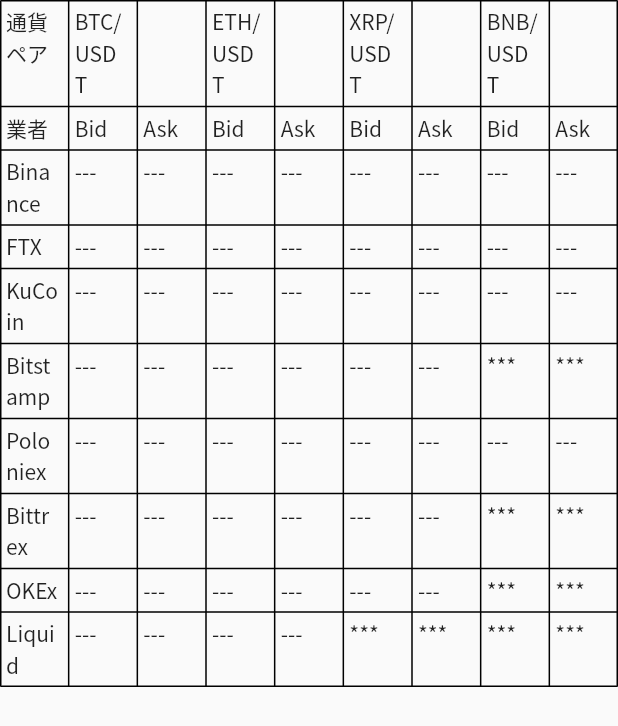
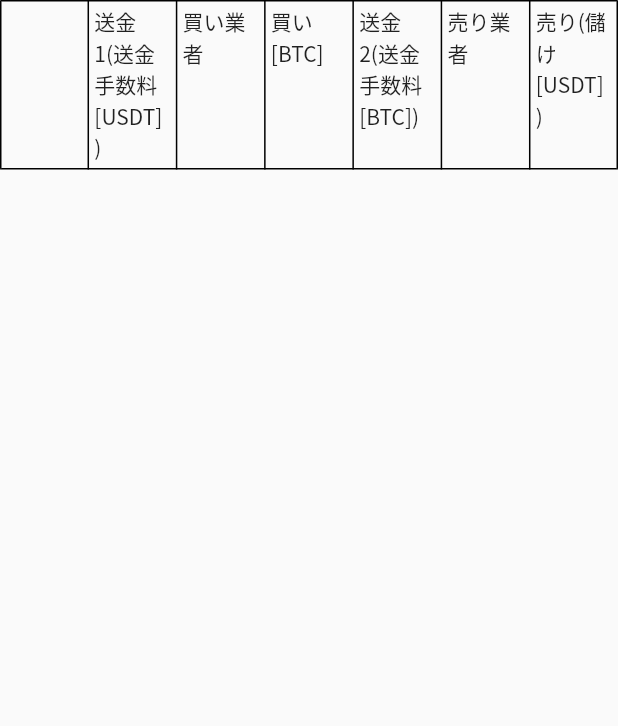
Before and after one commit to aaaa1597/flutter-arbph2v2, a Flutter app: the _ExpectedProfitTable widget shown alone on an empty page, opened directly, on a phone screen of 412 x 824 dp. Shown: the top 726 px of the screen. Run offline on Flutter 3.47's test engine with Material 2 defaults, Android fonts, the phone set to English and light mode, and no system bars; our stand-ins replace flutter_hooks, flutter_riverpod, hooks_riverpod, riverpod; network calls fail.

Commit message:
見込み利益(BTC/USDT)作成中。

```diff
--- a/lib/main.dart
+++ b/lib/main.dart
@@ -1,5 +1,6 @@
 import 'dart:async';
 import 'package:flutter/material.dart';
+import 'package:flutter/services.dart';
 import 'package:flutter_hooks/flutter_hooks.dart';
 import 'package:flutter_riverpod/flutter_riverpod.dart';
 import 'package:hooks_riverpod/hooks_riverpod.dart';
@@ -75,7 +76,7 @@
                 Center(
                   child: Column(
                     mainAxisAlignment: MainAxisAlignment.center,
-                    children: <Widget>[
+                    children: [
                       Padding(
                         padding: EdgeInsets.all(10),
                         child: _AskBidTable(),
@@ -84,6 +85,9 @@
                   ),
                 ),
                 SelectableText('※"***":市場なし',),
+                /* 投資金額(50000円) */
+                SelectableText("\n投資金額(円) : 50000円(固定)"),
+                SelectableText("USDT換算: 500＄ (※1＄=¥100で計算)"),
                 /* 見込み利益(BTC/USDT) */
                 SelectableText('\n\n見込み利益(BTC/USDT)', style: TextStyle(fontWeight: FontWeight.bold, fontSize: 28),),
                 Center(
@@ -140,6 +144,41 @@
     final retAskBidsbt = AskBidsbt.when(data: (ret) => ret, loading: () => loadingret[BrokerId.bt], error: (e, stack) => errret[BrokerId.bt]);
     final retAskBidsex = AskBidsex.when(data: (ret) => ret, loading: () => loadingret[BrokerId.ex], error: (e, stack) => errret[BrokerId.ex]);
     final retAskBidslq = AskBidslq.when(data: (ret) => ret, loading: () => loadingret[BrokerId.lq], error: (e, stack) => errret[BrokerId.lq]);
+
+    Map<BrokerId, Map<Symbol, AskBidData>> temp = context.read(expectedProfitProvider).state;
+    temp[BrokerId.bi] = { Symbol.BTC_USDT: AskBidData.formAskBidDataforTbl(retAskBidsbi[Symbol.BTC_USDT]),
+                          Symbol.ETH_USDT: AskBidData.formAskBidDataforTbl(retAskBidsbi[Symbol.ETH_USDT]),
+                          Symbol.XRP_USDT: AskBidData.formAskBidDataforTbl(retAskBidsbi[Symbol.XRP_USDT]),
+                          Symbol.BNB_USDT: AskBidData.formAskBidDataforTbl(retAskBidsbi[Symbol.BNB_USDT]),};
+    temp[BrokerId.fx] = { Symbol.BTC_USDT: AskBidData.formAskBidDataforTbl(retAskBidsfx[Symbol.BTC_USDT]),
+                          Symbol.ETH_USDT: AskBidData.formAskBidDataforTbl(retAskBidsfx[Symbol.ETH_USDT]),
+                          Symbol.XRP_USDT: AskBidData.formAskBidDataforTbl(retAskBidsfx[Symbol.XRP_USDT]),
+                          Symbol.BNB_USDT: AskBidData.formAskBidDataforTbl(retAskBidsfx[Symbol.BNB_USDT]),};
+    temp[BrokerId.kc] = { Symbol.BTC_USDT: AskBidData.formAskBidDataforTbl(retAskBidskc[Symbol.BTC_USDT]),
+                          Symbol.ETH_USDT: AskBidData.formAskBidDataforTbl(retAskBidskc[Symbol.ETH_USDT]),
+                          Symbol.XRP_USDT: AskBidData.formAskBidDataforTbl(retAskBidskc[Symbol.XRP_USDT]),
+                          Symbol.BNB_USDT: AskBidData.formAskBidDataforTbl(retAskBidskc[Symbol.BNB_USDT]),};
+    temp[BrokerId.bs] = { Symbol.BTC_USDT: AskBidData.formAskBidDataforTbl(retAskBidsbs[Symbol.BTC_USDT]),
+                          Symbol.ETH_USDT: AskBidData.formAskBidDataforTbl(retAskBidsbs[Symbol.ETH_USDT]),
+                          Symbol.XRP_USDT: AskBidData.formAskBidDataforTbl(retAskBidsbs[Symbol.XRP_USDT]),};
+                          if(retAskBidsbs[Symbol.BNB_USDT] != null) temp[BrokerId.bs]?[Symbol.BNB_USDT] = AskBidData.formAskBidDataforTbl(retAskBidsbs[Symbol.BNB_USDT]);
+    temp[BrokerId.pn] = { Symbol.BTC_USDT: AskBidData.formAskBidDataforTbl(retAskBidspn[Symbol.BTC_USDT]),
+                          Symbol.ETH_USDT: AskBidData.formAskBidDataforTbl(retAskBidspn[Symbol.ETH_USDT]),
+                          Symbol.XRP_USDT: AskBidData.formAskBidDataforTbl(retAskBidspn[Symbol.XRP_USDT]),
+                          Symbol.BNB_USDT: AskBidData.formAskBidDataforTbl(retAskBidspn[Symbol.BNB_USDT]),};
+    temp[BrokerId.bt] = { Symbol.BTC_USDT: AskBidData.formAskBidDataforTbl(retAskBidsbt[Symbol.BTC_USDT]),
+                          Symbol.ETH_USDT: AskBidData.formAskBidDataforTbl(retAskBidsbt[Symbol.ETH_USDT]),
+                          Symbol.XRP_USDT: AskBidData.formAskBidDataforTbl(retAskBidsbt[Symbol.XRP_USDT]),};
+                          if(retAskBidsbt[Symbol.BNB_USDT] != null) temp[BrokerId.bt]?[Symbol.BNB_USDT] = AskBidData.formAskBidDataforTbl(retAskBidsbt[Symbol.BNB_USDT]);
+    temp[BrokerId.ex] = { Symbol.BTC_USDT: AskBidData.formAskBidDataforTbl(retAskBidsex[Symbol.BTC_USDT]),
+                          Symbol.ETH_USDT: AskBidData.formAskBidDataforTbl(retAskBidsex[Symbol.ETH_USDT]),
+                          Symbol.XRP_USDT: AskBidData.formAskBidDataforTbl(retAskBidsex[Symbol.XRP_USDT]),};
+                          if(retAskBidsex[Symbol.BNB_USDT] != null) temp[BrokerId.ex]?[Symbol.BNB_USDT] = AskBidData.formAskBidDataforTbl(retAskBidsex[Symbol.BNB_USDT]);
+    temp[BrokerId.lq] = { Symbol.BTC_USDT: AskBidData.formAskBidDataforTbl(retAskBidslq[Symbol.BTC_USDT]),
+                          Symbol.ETH_USDT: AskBidData.formAskBidDataforTbl(retAskBidslq[Symbol.ETH_USDT]),};
+                          if(retAskBidslq[Symbol.XRP_USDT] != null) temp[BrokerId.lq]?[Symbol.XRP_USDT] = AskBidData.formAskBidDataforTbl(retAskBidslq[Symbol.XRP_USDT]);
+                          if(retAskBidslq[Symbol.BNB_USDT] != null) temp[BrokerId.lq]?[Symbol.BNB_USDT] = AskBidData.formAskBidDataforTbl(retAskBidslq[Symbol.BNB_USDT]);
+    // context.read(expectedProfitProvider).state = temp;
 
     return Table(
       border: TableBorder.all(),
@@ -223,111 +262,91 @@
   }
 }
 
+/* Ask/Bidの非同期取得で設定->利益計算する。 */
+final StateProvider<Map<BrokerId, Map<Symbol, AskBidData>>> expectedProfitProvider = StateProvider<Map<BrokerId, Map<Symbol, AskBidData>>>((ref) => {});
+
 class _ExpectedProfitTable extends HookWidget {
   @override
   Widget build(BuildContext context) {
-    /* 10sタイマ起動 */
-    useEffect((){ Timer.periodic(Duration(seconds: 10),(timer){
-      print('10sタイマ発火--------' + DateTime.now().toString());
-      context.read(timeoutEventProvider).state++;
-    },); }, const []);
-
-    final AskBidsbi = useProvider(askbidProvider(BrokerId.bi));
-    final AskBidsfx = useProvider(askbidProvider(BrokerId.fx));
-    final AskBidskc = useProvider(askbidProvider(BrokerId.kc));
-    final AskBidsbs = useProvider(askbidProvider(BrokerId.bs));
-    final AskBidspn = useProvider(askbidProvider(BrokerId.pn));
-    final AskBidsbt = useProvider(askbidProvider(BrokerId.bt));
-    final AskBidsex = useProvider(askbidProvider(BrokerId.ex));
-    final AskBidslq = useProvider(askbidProvider(BrokerId.lq));
-
-    final retAskBidsbi = AskBidsbi.when(data: (ret) => ret, loading: () => loadingret[BrokerId.bi], error: (e, stack) => errret[BrokerId.bi]);
-    final retAskBidsfx = AskBidsfx.when(data: (ret) => ret, loading: () => loadingret[BrokerId.fx], error: (e, stack) => errret[BrokerId.fx]);
-    final retAskBidskc = AskBidskc.when(data: (ret) => ret, loading: () => loadingret[BrokerId.kc], error: (e, stack) => errret[BrokerId.kc]);
-    final retAskBidsbs = AskBidsbs.when(data: (ret) => ret, loading: () => loadingret[BrokerId.bs], error: (e, stack) => errret[BrokerId.bs]);
-    final retAskBidspn = AskBidspn.when(data: (ret) => ret, loading: () => loadingret[BrokerId.pn], error: (e, stack) => errret[BrokerId.pn]);
-    final retAskBidsbt = AskBidsbt.when(data: (ret) => ret, loading: () => loadingret[BrokerId.bt], error: (e, stack) => errret[BrokerId.bt]);
-    final retAskBidsex = AskBidsex.when(data: (ret) => ret, loading: () => loadingret[BrokerId.ex], error: (e, stack) => errret[BrokerId.ex]);
-    final retAskBidslq = AskBidslq.when(data: (ret) => ret, loading: () => loadingret[BrokerId.lq], error: (e, stack) => errret[BrokerId.lq]);
+    final expectedProfitData = useProvider(expectedProfitProvider);
 
     return Table(
       border: TableBorder.all(),
       /* Riverpod で状態管理を行う */
       children: [
-        TableRow(children: [Padding(padding: EdgeInsets.all(4.0),child: SelectableText("通貨ペア")),Padding(padding: EdgeInsets.all(4.0),child: SelectableText("BTC/USDT")),SelectableText("")                                                 ,Padding(padding: EdgeInsets.all(4.0),child: SelectableText("ETH/USDT")) ,SelectableText("")                                                 ,Padding(padding: EdgeInsets.all(4.0),child: SelectableText("XRP/USDT")) ,SelectableText("")                                                 ,Padding(padding: EdgeInsets.all(4.0),child: SelectableText("BNB/USDT")),SelectableText("")                                                ,]),
-        TableRow(children: [Padding(padding: EdgeInsets.all(4.0),child: SelectableText("業者"))   ,Padding(padding: EdgeInsets.all(4.0),child: SelectableText("Bid"))     ,Padding(padding: EdgeInsets.all(4.0),child: SelectableText("Ask")) ,Padding(padding: EdgeInsets.all(4.0),child: SelectableText("Bid"))      ,Padding(padding: EdgeInsets.all(4.0),child: SelectableText("Ask")) ,Padding(padding: EdgeInsets.all(4.0),child: SelectableText("Bid"))      ,Padding(padding: EdgeInsets.all(4.0),child: SelectableText("Ask")) ,Padding(padding: EdgeInsets.all(4.0),child: SelectableText("Bid"))     ,Padding(padding: EdgeInsets.all(4.0),child: SelectableText("Ask")),]),
+        TableRow(children: [SelectableText(""), Padding(padding: EdgeInsets.all(4.0),child: SelectableText("送金1(送金手数料[USDT])")), Padding(padding: EdgeInsets.all(4.0),child: SelectableText("買い業者")), Padding(padding: EdgeInsets.all(4.0),child: SelectableText("買い[BTC]")), Padding(padding: EdgeInsets.all(4.0),child: SelectableText("送金2(送金手数料[BTC])")), Padding(padding: EdgeInsets.all(4.0),child: SelectableText("売り業者")), Padding(padding: EdgeInsets.all(4.0),child: SelectableText("売り(儲け[USDT])")),]),
         /******************************************/
-        TableRow(children: [Padding(padding: EdgeInsets.all(4.0),child: SelectableText("Binance")) ,Padding(padding: EdgeInsets.all(4.0),child: SelectableText(retAskBidsbi[Symbol.BTC_USDT].bidstr))
-          ,Padding(padding: EdgeInsets.all(4.0),child: SelectableText(retAskBidsbi[Symbol.BTC_USDT].askstr))
-          ,Padding(padding: EdgeInsets.all(4.0),child: SelectableText(retAskBidsbi[Symbol.ETH_USDT].bidstr))
-          ,Padding(padding: EdgeInsets.all(4.0),child: SelectableText(retAskBidsbi[Symbol.ETH_USDT].askstr))
-          ,Padding(padding: EdgeInsets.all(4.0),child: SelectableText(retAskBidsbi[Symbol.XRP_USDT].bidstr))
-          ,Padding(padding: EdgeInsets.all(4.0),child: SelectableText(retAskBidsbi[Symbol.XRP_USDT].askstr))
-          ,Padding(padding: EdgeInsets.all(4.0),child: SelectableText(retAskBidsbi[Symbol.BNB_USDT].bidstr))
-          ,Padding(padding: EdgeInsets.all(4.0),child: SelectableText(retAskBidsbi[Symbol.BNB_USDT].askstr)),]),
-        /******************************************/
-        TableRow(children: [Padding(padding: EdgeInsets.all(4.0),child: SelectableText("FTX"))     ,Padding(padding: EdgeInsets.all(4.0),child: SelectableText(retAskBidsfx[Symbol.BTC_USDT].bidstr))
-          ,Padding(padding: EdgeInsets.all(4.0),child: SelectableText(retAskBidsfx[Symbol.BTC_USDT].askstr))
-          ,Padding(padding: EdgeInsets.all(4.0),child: SelectableText(retAskBidsfx[Symbol.ETH_USDT].bidstr))
-          ,Padding(padding: EdgeInsets.all(4.0),child: SelectableText(retAskBidsfx[Symbol.ETH_USDT].askstr))
-          ,Padding(padding: EdgeInsets.all(4.0),child: SelectableText(retAskBidsfx[Symbol.XRP_USDT].bidstr))
-          ,Padding(padding: EdgeInsets.all(4.0),child: SelectableText(retAskBidsfx[Symbol.XRP_USDT].askstr))
-          ,Padding(padding: EdgeInsets.all(4.0),child: SelectableText(retAskBidsfx[Symbol.BNB_USDT].bidstr))
-          ,Padding(padding: EdgeInsets.all(4.0),child: SelectableText(retAskBidsfx[Symbol.BNB_USDT].askstr)),]),
-        /******************************************/
-        TableRow(children: [Padding(padding: EdgeInsets.all(4.0),child: SelectableText("KuCoin"))  ,Padding(padding: EdgeInsets.all(4.0),child: SelectableText(retAskBidskc[Symbol.BTC_USDT].bidstr))
-          ,Padding(padding: EdgeInsets.all(4.0),child: SelectableText(retAskBidskc[Symbol.BTC_USDT].askstr))
-          ,Padding(padding: EdgeInsets.all(4.0),child: SelectableText(retAskBidskc[Symbol.ETH_USDT].bidstr))
-          ,Padding(padding: EdgeInsets.all(4.0),child: SelectableText(retAskBidskc[Symbol.ETH_USDT].askstr))
-          ,Padding(padding: EdgeInsets.all(4.0),child: SelectableText(retAskBidskc[Symbol.XRP_USDT].bidstr))
-          ,Padding(padding: EdgeInsets.all(4.0),child: SelectableText(retAskBidskc[Symbol.XRP_USDT].askstr))
-          ,Padding(padding: EdgeInsets.all(4.0),child: SelectableText(retAskBidskc[Symbol.BNB_USDT].bidstr))
-          ,Padding(padding: EdgeInsets.all(4.0),child: SelectableText(retAskBidskc[Symbol.BNB_USDT].askstr)),]),
-        /******************************************/
-        TableRow(children: [Padding(padding: EdgeInsets.all(4.0),child: SelectableText("Bitstamp")),Padding(padding: EdgeInsets.all(4.0),child: SelectableText(retAskBidsbs[Symbol.BTC_USDT].bidstr))
-          ,Padding(padding: EdgeInsets.all(4.0),child: SelectableText(retAskBidsbs[Symbol.BTC_USDT].askstr))
-          ,Padding(padding: EdgeInsets.all(4.0),child: SelectableText(retAskBidsbs[Symbol.ETH_USDT].bidstr))
-          ,Padding(padding: EdgeInsets.all(4.0),child: SelectableText(retAskBidsbs[Symbol.ETH_USDT].askstr))
-          ,Padding(padding: EdgeInsets.all(4.0),child: SelectableText(retAskBidsbs[Symbol.XRP_USDT].bidstr))
-          ,Padding(padding: EdgeInsets.all(4.0),child: SelectableText(retAskBidsbs[Symbol.XRP_USDT].askstr))
-          ,Padding(padding: EdgeInsets.all(4.0),child: SelectableText('***'))
-          ,Padding(padding: EdgeInsets.all(4.0),child: SelectableText('***')),]),
-        /******************************************/
-        TableRow(children: [Padding(padding: EdgeInsets.all(4.0),child: SelectableText("Poloniex")),Padding(padding: EdgeInsets.all(4.0),child: SelectableText(retAskBidspn[Symbol.BTC_USDT].bidstr))
-          ,Padding(padding: EdgeInsets.all(4.0),child: SelectableText(retAskBidspn[Symbol.BTC_USDT].askstr))
-          ,Padding(padding: EdgeInsets.all(4.0),child: SelectableText(retAskBidspn[Symbol.ETH_USDT].bidstr))
-          ,Padding(padding: EdgeInsets.all(4.0),child: SelectableText(retAskBidspn[Symbol.ETH_USDT].askstr))
-          ,Padding(padding: EdgeInsets.all(4.0),child: SelectableText(retAskBidspn[Symbol.XRP_USDT].bidstr))
-          ,Padding(padding: EdgeInsets.all(4.0),child: SelectableText(retAskBidspn[Symbol.XRP_USDT].askstr))
-          ,Padding(padding: EdgeInsets.all(4.0),child: SelectableText(retAskBidspn[Symbol.BNB_USDT].bidstr))
-          ,Padding(padding: EdgeInsets.all(4.0),child: SelectableText(retAskBidspn[Symbol.BNB_USDT].askstr)),]),
-        /******************************************/
-        TableRow(children: [Padding(padding: EdgeInsets.all(4.0),child: SelectableText("Bittrex")) ,Padding(padding: EdgeInsets.all(4.0),child: SelectableText(retAskBidsbt[Symbol.BTC_USDT].bidstr))
-          ,Padding(padding: EdgeInsets.all(4.0),child: SelectableText(retAskBidsbt[Symbol.BTC_USDT].askstr))
-          ,Padding(padding: EdgeInsets.all(4.0),child: SelectableText(retAskBidsbt[Symbol.ETH_USDT].bidstr))
-          ,Padding(padding: EdgeInsets.all(4.0),child: SelectableText(retAskBidsbt[Symbol.ETH_USDT].askstr))
-          ,Padding(padding: EdgeInsets.all(4.0),child: SelectableText(retAskBidsbt[Symbol.XRP_USDT].bidstr))
-          ,Padding(padding: EdgeInsets.all(4.0),child: SelectableText(retAskBidsbt[Symbol.XRP_USDT].askstr))
-          ,Padding(padding: EdgeInsets.all(4.0),child: SelectableText('***'))
-          ,Padding(padding: EdgeInsets.all(4.0),child: SelectableText('***')),]),
-        /******************************************/
-        TableRow(children: [Padding(padding: EdgeInsets.all(4.0),child: SelectableText("OKEx"))    ,Padding(padding: EdgeInsets.all(4.0),child: SelectableText(retAskBidsex[Symbol.BTC_USDT].bidstr))
-          ,Padding(padding: EdgeInsets.all(4.0),child: SelectableText(retAskBidsex[Symbol.BTC_USDT].askstr))
-          ,Padding(padding: EdgeInsets.all(4.0),child: SelectableText(retAskBidsex[Symbol.ETH_USDT].bidstr))
-          ,Padding(padding: EdgeInsets.all(4.0),child: SelectableText(retAskBidsex[Symbol.ETH_USDT].askstr))
-          ,Padding(padding: EdgeInsets.all(4.0),child: SelectableText(retAskBidsex[Symbol.XRP_USDT].bidstr))
-          ,Padding(padding: EdgeInsets.all(4.0),child: SelectableText(retAskBidsex[Symbol.XRP_USDT].askstr))
-          ,Padding(padding: EdgeInsets.all(4.0),child: SelectableText('***'))
-          ,Padding(padding: EdgeInsets.all(4.0),child: SelectableText('***')),]),
-        /******************************************/
-        TableRow(children: [Padding(padding: EdgeInsets.all(4.0),child: SelectableText("Liquid"))  ,Padding(padding: EdgeInsets.all(4.0),child: SelectableText(retAskBidslq[Symbol.BTC_USDT].bidstr))
-          ,Padding(padding: EdgeInsets.all(4.0),child: SelectableText(retAskBidslq[Symbol.BTC_USDT].askstr))
-          ,Padding(padding: EdgeInsets.all(4.0),child: SelectableText(retAskBidslq[Symbol.ETH_USDT].bidstr))
-          ,Padding(padding: EdgeInsets.all(4.0),child: SelectableText(retAskBidslq[Symbol.ETH_USDT].askstr))
-          ,Padding(padding: EdgeInsets.all(4.0),child: SelectableText('***'))
-          ,Padding(padding: EdgeInsets.all(4.0),child: SelectableText('***'))
-          ,Padding(padding: EdgeInsets.all(4.0),child: SelectableText('***'))
-          ,Padding(padding: EdgeInsets.all(4.0),child: SelectableText('***')),]),
+        // TableRow(children: [Padding(padding: EdgeInsets.all(4.0),child: SelectableText("Binance")) ,Padding(padding: EdgeInsets.all(4.0),child: SelectableText(retAskBidsbi[Symbol.BTC_USDT].bidstr))
+        //   ,Padding(padding: EdgeInsets.all(4.0),child: SelectableText(retAskBidsbi[Symbol.BTC_USDT].askstr))
+        //   ,Padding(padding: EdgeInsets.all(4.0),child: SelectableText(retAskBidsbi[Symbol.ETH_USDT].bidstr))
+        //   ,Padding(padding: EdgeInsets.all(4.0),child: SelectableText(retAskBidsbi[Symbol.ETH_USDT].askstr))
+        //   ,Padding(padding: EdgeInsets.all(4.0),child: SelectableText(retAskBidsbi[Symbol.XRP_USDT].bidstr))
+        //   ,Padding(padding: EdgeInsets.all(4.0),child: SelectableText(retAskBidsbi[Symbol.XRP_USDT].askstr))
+        //   ,Padding(padding: EdgeInsets.all(4.0),child: SelectableText(retAskBidsbi[Symbol.BNB_USDT].bidstr))
+        //   ,Padding(padding: EdgeInsets.all(4.0),child: SelectableText(retAskBidsbi[Symbol.BNB_USDT].askstr)),]),
+        // /******************************************/
+        // TableRow(children: [Padding(padding: EdgeInsets.all(4.0),child: SelectableText("FTX"))     ,Padding(padding: EdgeInsets.all(4.0),child: SelectableText(retAskBidsfx[Symbol.BTC_USDT].bidstr))
+        //   ,Padding(padding: EdgeInsets.all(4.0),child: SelectableText(retAskBidsfx[Symbol.BTC_USDT].askstr))
+        //   ,Padding(padding: EdgeInsets.all(4.0),child: SelectableText(retAskBidsfx[Symbol.ETH_USDT].bidstr))
+        //   ,Padding(padding: EdgeInsets.all(4.0),child: SelectableText(retAskBidsfx[Symbol.ETH_USDT].askstr))
+        //   ,Padding(padding: EdgeInsets.all(4.0),child: SelectableText(retAskBidsfx[Symbol.XRP_USDT].bidstr))
+        //   ,Padding(padding: EdgeInsets.all(4.0),child: SelectableText(retAskBidsfx[Symbol.XRP_USDT].askstr))
+        //   ,Padding(padding: EdgeInsets.all(4.0),child: SelectableText(retAskBidsfx[Symbol.BNB_USDT].bidstr))
+        //   ,Padding(padding: EdgeInsets.all(4.0),child: SelectableText(retAskBidsfx[Symbol.BNB_USDT].askstr)),]),
+        // /******************************************/
+        // TableRow(children: [Padding(padding: EdgeInsets.all(4.0),child: SelectableText("KuCoin"))  ,Padding(padding: EdgeInsets.all(4.0),child: SelectableText(retAskBidskc[Symbol.BTC_USDT].bidstr))
+        //   ,Padding(padding: EdgeInsets.all(4.0),child: SelectableText(retAskBidskc[Symbol.BTC_USDT].askstr))
+        //   ,Padding(padding: EdgeInsets.all(4.0),child: SelectableText(retAskBidskc[Symbol.ETH_USDT].bidstr))
+        //   ,Padding(padding: EdgeInsets.all(4.0),child: SelectableText(retAskBidskc[Symbol.ETH_USDT].askstr))
+        //   ,Padding(padding: EdgeInsets.all(4.0),child: SelectableText(retAskBidskc[Symbol.XRP_USDT].bidstr))
+        //   ,Padding(padding: EdgeInsets.all(4.0),child: SelectableText(retAskBidskc[Symbol.XRP_USDT].askstr))
+        //   ,Padding(padding: EdgeInsets.all(4.0),child: SelectableText(retAskBidskc[Symbol.BNB_USDT].bidstr))
+        //   ,Padding(padding: EdgeInsets.all(4.0),child: SelectableText(retAskBidskc[Symbol.BNB_USDT].askstr)),]),
+        // /******************************************/
+        // TableRow(children: [Padding(padding: EdgeInsets.all(4.0),child: SelectableText("Bitstamp")),Padding(padding: EdgeInsets.all(4.0),child: SelectableText(retAskBidsbs[Symbol.BTC_USDT].bidstr))
+        //   ,Padding(padding: EdgeInsets.all(4.0),child: SelectableText(retAskBidsbs[Symbol.BTC_USDT].askstr))
+        //   ,Padding(padding: EdgeInsets.all(4.0),child: SelectableText(retAskBidsbs[Symbol.ETH_USDT].bidstr))
+        //   ,Padding(padding: EdgeInsets.all(4.0),child: SelectableText(retAskBidsbs[Symbol.ETH_USDT].askstr))
+        //   ,Padding(padding: EdgeInsets.all(4.0),child: SelectableText(retAskBidsbs[Symbol.XRP_USDT].bidstr))
+        //   ,Padding(padding: EdgeInsets.all(4.0),child: SelectableText(retAskBidsbs[Symbol.XRP_USDT].askstr))
+        //   ,Padding(padding: EdgeInsets.all(4.0),child: SelectableText('***'))
+        //   ,Padding(padding: EdgeInsets.all(4.0),child: SelectableText('***')),]),
+        // /******************************************/
+        // TableRow(children: [Padding(padding: EdgeInsets.all(4.0),child: SelectableText("Poloniex")),Padding(padding: EdgeInsets.all(4.0),child: SelectableText(retAskBidspn[Symbol.BTC_USDT].bidstr))
+        //   ,Padding(padding: EdgeInsets.all(4.0),child: SelectableText(retAskBidspn[Symbol.BTC_USDT].askstr))
+        //   ,Padding(padding: EdgeInsets.all(4.0),child: SelectableText(retAskBidspn[Symbol.ETH_USDT].bidstr))
+        //   ,Padding(padding: EdgeInsets.all(4.0),child: SelectableText(retAskBidspn[Symbol.ETH_USDT].askstr))
+        //   ,Padding(padding: EdgeInsets.all(4.0),child: SelectableText(retAskBidspn[Symbol.XRP_USDT].bidstr))
+        //   ,Padding(padding: EdgeInsets.all(4.0),child: SelectableText(retAskBidspn[Symbol.XRP_USDT].askstr))
+        //   ,Padding(padding: EdgeInsets.all(4.0),child: SelectableText(retAskBidspn[Symbol.BNB_USDT].bidstr))
+        //   ,Padding(padding: EdgeInsets.all(4.0),child: SelectableText(retAskBidspn[Symbol.BNB_USDT].askstr)),]),
+        // /******************************************/
+        // TableRow(children: [Padding(padding: EdgeInsets.all(4.0),child: SelectableText("Bittrex")) ,Padding(padding: EdgeInsets.all(4.0),child: SelectableText(retAskBidsbt[Symbol.BTC_USDT].bidstr))
+        //   ,Padding(padding: EdgeInsets.all(4.0),child: SelectableText(retAskBidsbt[Symbol.BTC_USDT].askstr))
+        //   ,Padding(padding: EdgeInsets.all(4.0),child: SelectableText(retAskBidsbt[Symbol.ETH_USDT].bidstr))
+        //   ,Padding(padding: EdgeInsets.all(4.0),child: SelectableText(retAskBidsbt[Symbol.ETH_USDT].askstr))
+        //   ,Padding(padding: EdgeInsets.all(4.0),child: SelectableText(retAskBidsbt[Symbol.XRP_USDT].bidstr))
+        //   ,Padding(padding: EdgeInsets.all(4.0),child: SelectableText(retAskBidsbt[Symbol.XRP_USDT].askstr))
+        //   ,Padding(padding: EdgeInsets.all(4.0),child: SelectableText('***'))
+        //   ,Padding(padding: EdgeInsets.all(4.0),child: SelectableText('***')),]),
+        // /******************************************/
+        // TableRow(children: [Padding(padding: EdgeInsets.all(4.0),child: SelectableText("OKEx"))    ,Padding(padding: EdgeInsets.all(4.0),child: SelectableText(retAskBidsex[Symbol.BTC_USDT].bidstr))
+        //   ,Padding(padding: EdgeInsets.all(4.0),child: SelectableText(retAskBidsex[Symbol.BTC_USDT].askstr))
+        //   ,Padding(padding: EdgeInsets.all(4.0),child: SelectableText(retAskBidsex[Symbol.ETH_USDT].bidstr))
+        //   ,Padding(padding: EdgeInsets.all(4.0),child: SelectableText(retAskBidsex[Symbol.ETH_USDT].askstr))
+        //   ,Padding(padding: EdgeInsets.all(4.0),child: SelectableText(retAskBidsex[Symbol.XRP_USDT].bidstr))
+        //   ,Padding(padding: EdgeInsets.all(4.0),child: SelectableText(retAskBidsex[Symbol.XRP_USDT].askstr))
+        //   ,Padding(padding: EdgeInsets.all(4.0),child: SelectableText('***'))
+        //   ,Padding(padding: EdgeInsets.all(4.0),child: SelectableText('***')),]),
+        // /******************************************/
+        // TableRow(children: [Padding(padding: EdgeInsets.all(4.0),child: SelectableText("Liquid"))  ,Padding(padding: EdgeInsets.all(4.0),child: SelectableText(retAskBidslq[Symbol.BTC_USDT].bidstr))
+        //   ,Padding(padding: EdgeInsets.all(4.0),child: SelectableText(retAskBidslq[Symbol.BTC_USDT].askstr))
+        //   ,Padding(padding: EdgeInsets.all(4.0),child: SelectableText(retAskBidslq[Symbol.ETH_USDT].bidstr))
+        //   ,Padding(padding: EdgeInsets.all(4.0),child: SelectableText(retAskBidslq[Symbol.ETH_USDT].askstr))
+        //   ,Padding(padding: EdgeInsets.all(4.0),child: SelectableText('***'))
+        //   ,Padding(padding: EdgeInsets.all(4.0),child: SelectableText('***'))
+        //   ,Padding(padding: EdgeInsets.all(4.0),child: SelectableText('***'))
+        //   ,Padding(padding: EdgeInsets.all(4.0),child: SelectableText('***')),]),
       ],);
   }
 }
```
Also changed, not shown: lib/model.dart (+15 -0 lines).
